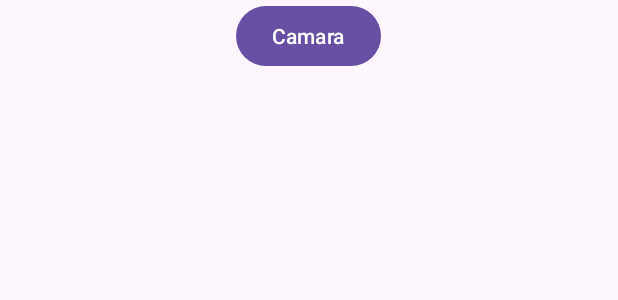
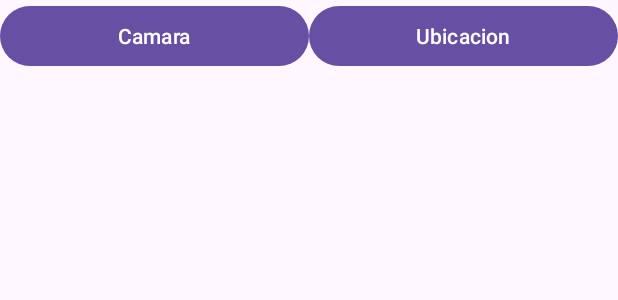
Before and after one commit to KravenTl/CampodePruebasCamara, an Android app: the layout activity_main.xml on its own in the app's theme, with its tools: preview values and no code run, on a phone screen of 412 x 824 dp. Shown: the top 300 px of the screen. Run offline under Robolectric (Android 15) with nearby library versions, the phone set to English and light mode, and no system bars.

Commit message:
Le meti facil como 832479328 cosas

```diff
--- a/app/build.gradle.kts
+++ b/app/build.gradle.kts
@@ -37,6 +37,7 @@ dependencies {
     implementation(libs.material)
     implementation(libs.activity)
     implementation(libs.constraintlayout)
+    implementation(libs.play.services.location)
     testImplementation(libs.junit)
     androidTestImplementation(libs.ext.junit)
     androidTestImplementation(libs.espresso.core)
--- a/app/src/main/res/layout/activity_main.xml
+++ b/app/src/main/res/layout/activity_main.xml
@@ -8,15 +8,32 @@
     android:orientation="vertical"
     tools:context=".MainActivity">
 
-    <Button
-        android:id="@+id/btnCamara"
-        android:layout_width="wrap_content"
+    <!-- LinearLayout horizontal para los botones -->
+    <LinearLayout
+        android:layout_width="match_parent"
         android:layout_height="wrap_content"
-        android:layout_gravity="center_horizontal"
-        android:text="Camara" />
+        android:orientation="horizontal"
+        android:gravity="center_horizontal">
 
+        <Button
+            android:id="@+id/btnCamara"
+            android:layout_width="0dp"
+            android:layout_height="wrap_content"
+            android:layout_weight="1"
+            android:text="Camara" />
+
+        <Button
+            android:id="@+id/btnUbicacion"
+            android:layout_width="0dp"
+            android:layout_height="wrap_content"
+            android:layout_weight="1"
+            android:text="@string/btnUbicacion" />
+    </LinearLayout>
+
+    <!-- ImageView para la imagen -->
     <ImageView
         android:id="@+id/imageView"
         android:layout_width="match_parent"
-        android:layout_height="match_parent" />
+        android:layout_height="514dp" />
+
 </LinearLayout>
--- a/app/src/main/res/values/strings.xml
+++ b/app/src/main/res/values/strings.xml
@@ -1,4 +1,7 @@
 <resources>
     <string name="app_name">CampodePruebas</string>
     <string name="btnCamara">Camara</string>
+    <string name="btnUbicacion">Ubicacion</string>
+    <string name="tvUbicacion">Obteniendo Ubicacion...</string>
+    <string name="btnObtenerUbicacion">Obtener ubicacion</string>
 </resources>
--- a/gradle/libs.versions.toml
+++ b/gradle/libs.versions.toml
@@ -1,5 +1,5 @@
 [versions]
-agp = "8.7.0"
+agp = "8.7.1"
 junit = "4.13.2"
 junitVersion = "1.2.1"
 espressoCore = "3.6.1"
@@ -7,6 +7,7 @@ appcompat = "1.7.0"
 material = "1.12.0"
 activity = "1.9.2"
 constraintlayout = "2.1.4"
+playServicesLocation = "21.3.0"
 
 [libraries]
 junit = { group = "junit", name = "junit", version.ref = "junit" }
@@ -16,6 +17,7 @@ appcompat = { group = "androidx.appcompat", name = "appcompat", version.ref = "a
 material = { group = "com.google.android.material", name = "material", version.ref = "material" }
 activity = { group = "androidx.activity", name = "activity", version.ref = "activity" }
 constraintlayout = { group = "androidx.constraintlayout", name = "constraintlayout", version.ref = "constraintlayout" }
+play-services-location = { group = "com.google.android.gms", name = "play-services-location", version.ref = "playServicesLocation" }
 
 [plugins]
 android-application = { id = "com.android.application", version.ref = "agp" }
```
Also changed, not shown: app/src/main/AndroidManifest.xml (+8 -0 lines), app/src/main/java/gt/edu/umg/campodepruebas/MainActivity.java (+11 -1 lines), app/src/main/java/gt/edu/umg/campodepruebas/Ubicacion.java (added, +71 -0 lines), app/src/main/res/layout/activity_ubicacion.xml (added, +32 -0 lines), app/src/main/res/drawable/space.jpg (added).
